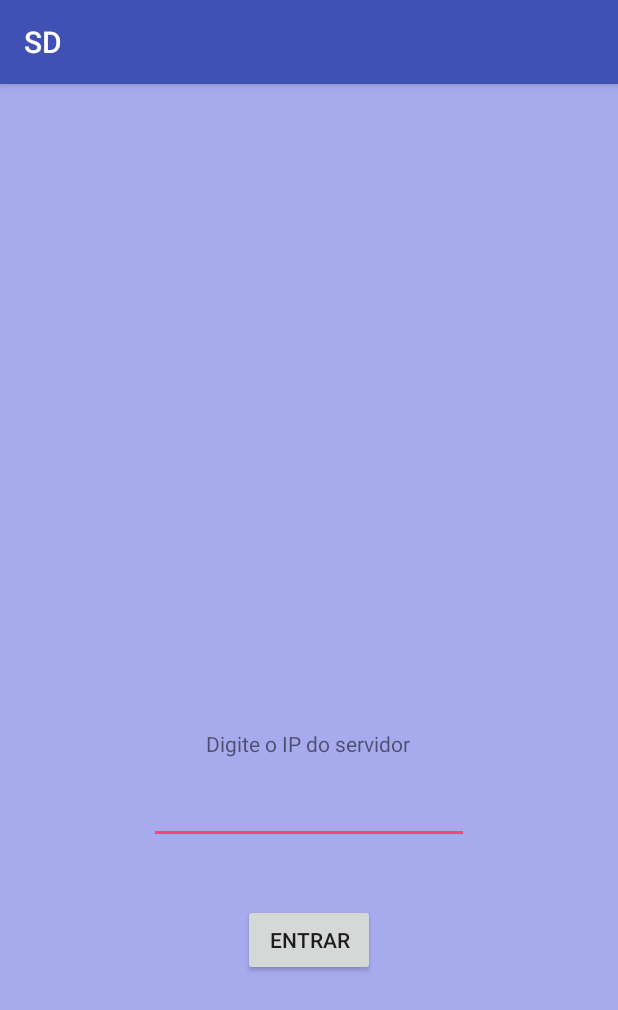
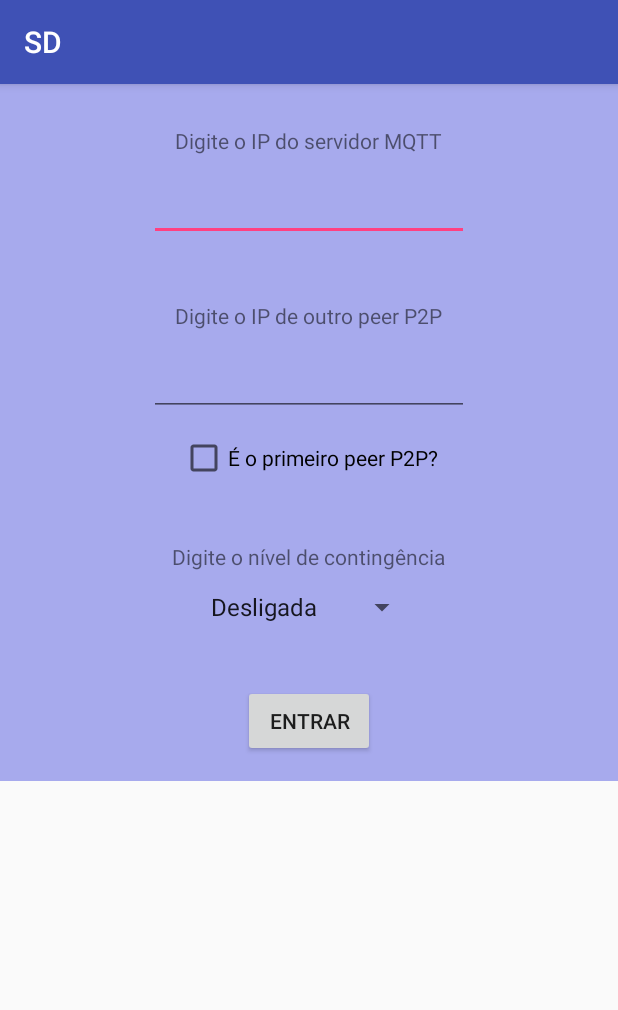
Before and after one commit to larissabarra/DistributedSystemsGame, an Android app: the screen it shows after launch (IPActivity), on a phone screen of 412 x 824 dp. Shown: the top 1010 px of the screen. Run offline under Robolectric (Android 15) with nearby library versions, the light colour scheme and no system bars.

Commit message:
Adicionando implementações relativas ao P2P

```diff
--- a/SD/app/src/main/AndroidManifest.xml
+++ b/SD/app/src/main/AndroidManifest.xml
@@ -34,6 +34,10 @@
         <service
             android:name=".services.FailureControllerService"
             android:exported="false" />
+
+        <service
+            android:name=".services.P2P.P2PStorageService"
+            android:exported="false" />
     </application>
 
 </manifest>
--- a/SD/app/src/main/res/layout/activity_ip.xml
+++ b/SD/app/src/main/res/layout/activity_ip.xml
@@ -1,6 +1,10 @@
 <?xml version="1.0" encoding="utf-8"?>
-<RelativeLayout xmlns:android="http://schemas.android.com/apk/res/android"
+<ScrollView xmlns:android="http://schemas.android.com/apk/res/android"
     xmlns:tools="http://schemas.android.com/tools"
+    android:layout_width="match_parent"
+    android:layout_height="match_parent">
+
+        <RelativeLayout
             android:layout_width="match_parent"
             android:layout_height="match_parent"
             android:paddingBottom="@dimen/activity_vertical_margin"
@@ -12,13 +16,14 @@
             android:background="#a7aaed">
 
                 <TextView
-            android:id="@+id/textView"
+                    android:id="@+id/textViewMqtt"
                     android:layout_width="wrap_content"
                     android:layout_height="wrap_content"
-            android:layout_above="@+id/editIP"
+                    android:layout_alignParentTop="true"
                     android:layout_centerHorizontal="true"
+                    android:layout_marginTop="12dp"
                     android:layout_marginBottom="12dp"
-            android:text="Digite o IP do servidor"
+                    android:text="Digite o IP do servidor MQTT"
                     tools:layout_editor_absoluteX="-56dp"
                     tools:layout_editor_absoluteY="167dp" />
 
@@ -26,23 +31,73 @@
                     android:id="@+id/editIP"
                     android:layout_width="wrap_content"
                     android:layout_height="wrap_content"
-            android:layout_above="@+id/button2"
+                    android:layout_below="@id/textViewMqtt"
                     android:layout_centerHorizontal="true"
                     android:layout_marginBottom="40dp"
                     android:ems="10"
-            android:inputType="textPersonName"
-            tools:layout_editor_absoluteX="-91dp"
-            tools:layout_editor_absoluteY="201dp" />
+                    android:inputType="textPersonName" />
+
+                <TextView
+                    android:id="@+id/textViewP2PPeer"
+                    android:layout_width="wrap_content"
+                    android:layout_height="wrap_content"
+                    android:layout_below="@+id/editIP"
+                    android:layout_centerHorizontal="true"
+                    android:layout_marginBottom="12dp"
+                    android:text="Digite o IP de outro peer P2P"
+                    tools:layout_editor_absoluteX="-56dp"
+                    tools:layout_editor_absoluteY="167dp" />
+
+                <EditText
+                    android:id="@+id/editIPP2Peer"
+                    android:layout_width="wrap_content"
+                    android:layout_height="wrap_content"
+                    android:layout_below="@id/textViewP2PPeer"
+                    android:layout_centerHorizontal="true"
+                    android:layout_marginBottom="12dp"
+                    android:ems="10"
+                    android:inputType="textPersonName" />
+
+
+                <android.support.v7.widget.AppCompatCheckBox
+                    android:id="@+id/chkP2PFirstPeer"
+                    android:layout_width="wrap_content"
+                    android:layout_height="wrap_content"
+                    android:text="É o primeiro peer P2P?"
+                    android:layout_below="@id/editIPP2Peer"
+                    android:layout_centerHorizontal="true"
+                    android:layout_marginBottom="40dp"
+                    />
+
+                <TextView
+                    android:id="@+id/textViewP2PContingency"
+                    android:layout_width="wrap_content"
+                    android:layout_height="wrap_content"
+                    android:layout_below="@id/chkP2PFirstPeer"
+                    android:layout_centerHorizontal="true"
+                    android:layout_marginBottom="12dp"
+                    android:text="Digite o nível de contingência"
+                    tools:layout_editor_absoluteX="-56dp"
+                    tools:layout_editor_absoluteY="167dp" />
+
+                <Spinner
+                    android:id="@+id/cmbP2PContingency"
+                    android:layout_width="wrap_content"
+                    android:layout_height="wrap_content"
+                    android:layout_below="@id/textViewP2PContingency"
+                    android:layout_centerHorizontal="true"
+                    android:entries="@array/P2PContingency"
+                    android:layout_marginBottom="40dp">
+
+                </Spinner>
 
                 <Button
-            android:id="@+id/button2"
+                    android:id="@+id/btnIniciar"
                     android:layout_width="wrap_content"
                     android:layout_height="wrap_content"
-            android:layout_alignParentBottom="true"
+                    android:layout_below="@id/cmbP2PContingency"
                     android:layout_centerHorizontal="true"
-            android:layout_marginBottom="157dp"
                     android:onClick="onClickSetIP"
-            android:text="Entrar"
-            tools:layout_editor_absoluteX="-36dp"
-            tools:layout_editor_absoluteY="260dp" />
+                    android:text="Entrar"/>
          </RelativeLayout>
+</ScrollView>
--- a/SD/app/src/main/res/values/strings.xml
+++ b/SD/app/src/main/res/values/strings.xml
@@ -7,4 +7,10 @@
     <string name="defaultGossipPort">8002</string>
     <string name="defaultGossipVerifications">1000</string>
     <string name="defaultGossipFailWait">20000</string>
+    <string name="defaultP2PPort">3000</string>
+    <string-array name="P2PContingency">
+        <item>Desligada</item>
+        <item>Opcional</item>
+        <item>Mandatória</item>
+    </string-array>
 </resources>
```
Also changed, not shown: SD/app/src/main/java/cefetmg/br/sd/MainActivity.java (+42 -0 lines), SD/app/src/main/java/cefetmg/br/sd/services/P2P/P2PNode.java (added, +22 -0 lines), SD/app/src/main/java/cefetmg/br/sd/services/P2P/P2PPeerNode.java (added, +190 -0 lines), SD/app/src/main/java/cefetmg/br/sd/services/P2P/P2PResponse.java (added, +31 -0 lines), SD/app/src/main/java/cefetmg/br/sd/services/P2P/P2PStorageService.java (added, +52 -0 lines), SD/app/src/main/java/cefetmg/br/sd/services/P2P/P2PStorageThread.java (added, +49 -0 lines), 1 other file. Lines whose indentation alone changed are shown as unchanged.
